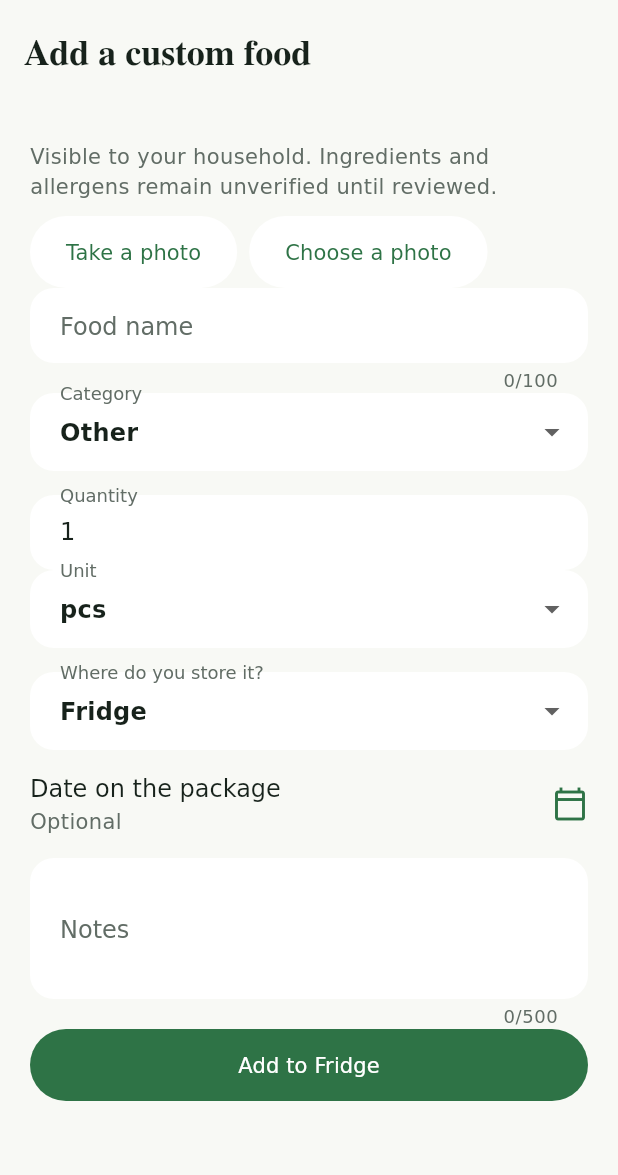
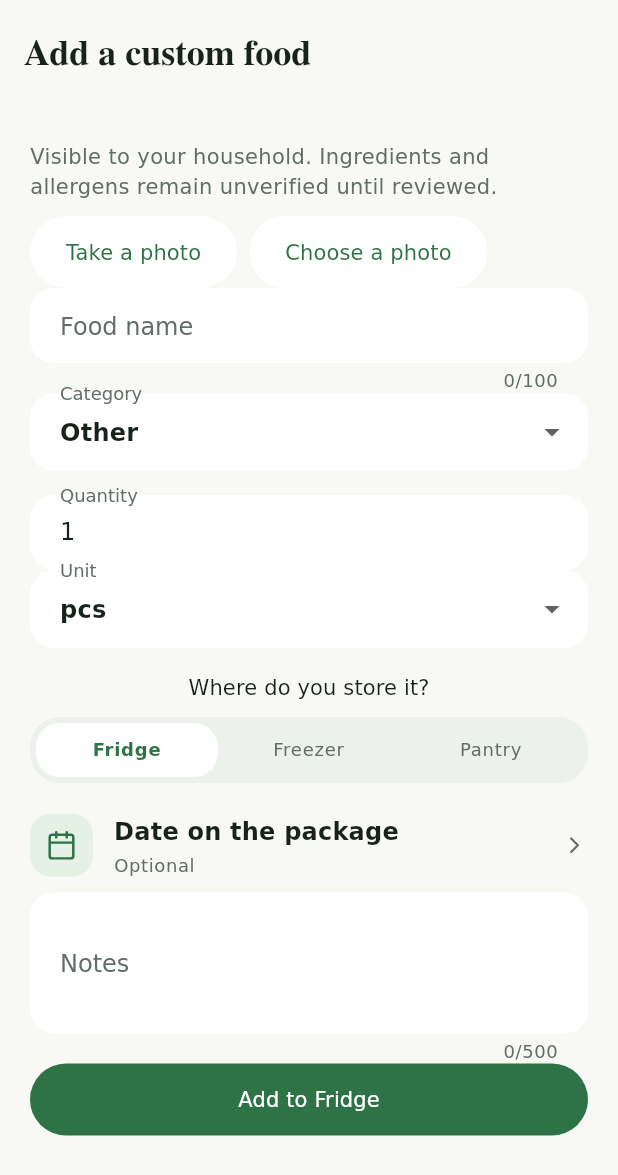
Before and after one commit to FilippoCinotti/EatMe, a Flutter app: the CustomFoodPage screen opened by its route, on a phone screen of 412 x 824 dp. Shown: the top 1175 px of the screen. Run offline on Flutter 3.47's test engine with Material 3 defaults, Android fonts, the phone set to English and light mode, and no system bars; our stand-ins replace dio, flutter_local_notifications, flutter_riverpod, flutter_secure_storage, go_router, image_picker and 5 more; missing offline and left inert: mobile_scanner, purchases_flutter; accounts and stored records are empty.

Commit message:
Polish fidelity details from real Flutter renders

```diff
--- a/apps/mobile/assets/l10n/en.json
+++ b/apps/mobile/assets/l10n/en.json
@@ -605,6 +605,7 @@
   "add_food_method_support": "Choose the fastest way to add food to your kitchen.",
   "or_continue_with": "or continue with",
   "account_and_consent": "Account & consent",
+  "your_data_section": "Your data",
   "consent_controls_hint": "Review how EatMe uses your optional profile information.",
   "danger_zone": "Danger zone"
 }
--- a/apps/mobile/assets/l10n/it.json
+++ b/apps/mobile/assets/l10n/it.json
@@ -605,6 +605,7 @@
   "add_food_method_support": "Scegli il modo più rapido per aggiungere un alimento alla tua cucina.",
   "or_continue_with": "oppure continua con",
   "account_and_consent": "Account e consenso",
+  "your_data_section": "I tuoi dati",
   "consent_controls_hint": "Controlla come EatMe usa le informazioni facoltative del tuo profilo.",
   "danger_zone": "Zona critica"
 }
--- a/apps/mobile/lib/design_system/icons.dart
+++ b/apps/mobile/lib/design_system/icons.dart
@@ -4,7 +4,7 @@ import 'package:flutter/material.dart';
 
 /// The curated, cross-platform icon vocabulary used by EatMe.
 enum EatMeGlyph {
-  chefHat, refrigerator, leaf, userRound, bell, search, slidersHorizontal, heart, clock, house, timer, plus, ellipsis, chevronLeft, chevronRight, chevronDown, usersRound, shieldCheck, shield, heartPulse, sprout, calendarDays, shoppingBasket, bookOpen, packageOpen, cookingPot, scanLine, scanBarcode, camera, image, sun, moon, monitor, languages, ruler, refreshCw, chartSpline, barChart, libraryBig, fileText, logOut, trash2, triangleAlert, circleCheck, check, utensils, sparkles, eye, eyeOff, pencil, history, lock, badgeCheck, settings, info, circleAlert, listFilter, calendar, clockAlert
+  chefHat, refrigerator, leaf, userRound, bell, search, slidersHorizontal, heart, clock, house, timer, minus, plus, ellipsis, chevronLeft, chevronRight, chevronDown, usersRound, shieldCheck, shield, heartPulse, sprout, calendarDays, shoppingBasket, bookOpen, packageOpen, cookingPot, scanLine, scanBarcode, camera, image, sun, moon, monitor, languages, ruler, refreshCw, chartSpline, barChart, libraryBig, fileText, logOut, trash2, triangleAlert, circleCheck, check, utensils, sparkles, eye, eyeOff, pencil, history, lock, badgeCheck, settings, info, circleAlert, listFilter, calendar, clockAlert
 }
 
 /// Renders Lucide geometry with a consistent rounded 24-point stroke.
@@ -291,6 +291,10 @@ class _EatMeIconPainter extends CustomPainter {
         [2.0, 20.0, 9.582, 16.418, 6.0, 12.0, 6.0],
         [2.0, 7.582, 6.0, 4.0, 9.582, 4.0, 14.0],
         [3.0],
+      ],
+    EatMeGlyph.minus: <List<double>>[
+        [0.0, 5.0, 12.0],
+        [1.0, 19.0, 12.0],
       ],
     EatMeGlyph.plus: <List<double>>[
         [0.0, 5.0, 12.0],
--- a/apps/mobile/lib/design_system/recipe_hero.dart
+++ b/apps/mobile/lib/design_system/recipe_hero.dart
@@ -30,7 +30,7 @@ class HeroRecipeCard extends StatelessWidget {
         children: [
           Stack(
             children: [
-              FoodImage(id: imageId, height: 258, radius: 0),
+              FoodImage(id: imageId, height: 242, radius: 0),
               if (badge != null)
                 Positioned(
                   left: 16,
--- a/apps/mobile/lib/features/fridge/custom_food.dart
+++ b/apps/mobile/lib/features/fridge/custom_food.dart
@@ -239,24 +239,23 @@ class StorageDateFields extends StatelessWidget {
   Widget build(BuildContext context) => Column(
     children: [
       const SizedBox(height: 16),
-      DropdownButtonFormField<String>(
-        isExpanded: true,
-        initialValue: location,
-        decoration: InputDecoration(labelText: context.t('storage')),
-        items: ['fridge', 'freezer', 'pantry']
-            .map((v) => DropdownMenuItem(value: v, child: Text(context.t(v))))
-            .toList(),
-        onChanged: (v) => onChanged(v!, date, kind),
+      Text(context.t('storage'), style: Theme.of(context).textTheme.titleSmall),
+      const SizedBox(height: 10),
+      EatMeTabStrip(
+        values: [
+          for (final value in ['fridge', 'freezer', 'pantry'])
+            (value, context.t(value)),
+        ],
+        selected: location,
+        onSelected: (value) => onChanged(value, date, kind),
       ),
-      ListTile(
-        contentPadding: EdgeInsets.zero,
-        title: Text(context.t('package_date')),
-        subtitle: Text(
-          date == null
-              ? context.t('optional')
-              : MaterialLocalizations.of(context).formatCompactDate(date!),
-        ),
-        trailing: const Icon(Icons.calendar_today_outlined),
+      const SizedBox(height: 10),
+      SettingRow(
+        icon: EatMeGlyph.calendar,
+        title: context.t('package_date'),
+        subtitle: date == null
+            ? context.t('optional')
+            : MaterialLocalizations.of(context).formatCompactDate(date!),
         onTap: () async {
           final chosen = await showDatePicker(
             context: context,
--- a/apps/mobile/lib/features/organize/settings.dart
+++ b/apps/mobile/lib/features/organize/settings.dart
@@ -73,6 +73,7 @@ class _PreferencesState extends ResourceState<PreferencesPage> {
           context.t('make_it_yours'),
           style: Theme.of(context).textTheme.headlineMedium,
         ),
+        const SizedBox(height: 16),
         SettingsGroup(
           children: [
             _ControlLabel(
--- a/apps/mobile/lib/features/profile/profile.dart
+++ b/apps/mobile/lib/features/profile/profile.dart
@@ -327,7 +327,7 @@ class PrivacyPage extends ConsumerWidget {
         ),
         const SizedBox(height: 24),
         SettingsGroup(
-          title: context.t('your_data'),
+          title: context.t('your_data_section'),
           children: [
             AsyncAction(
               label: context.t('export_data'),
```
Also changed, not shown: apps/mobile/lib/features/chef_table/chef_table.dart (+31 -4 lines), apps/mobile/lib/features/fridge/fridge.dart (+18 -19 lines), apps/mobile/lib/features/recipe/recipe.dart (+33 -16 lines), 1 other file.
